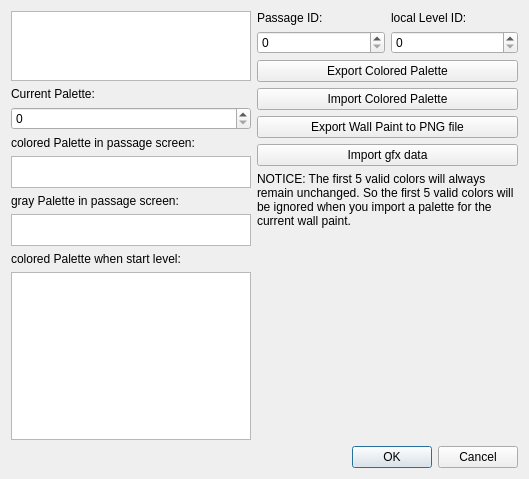
The window that Dialog/WallPaintEditorDialog.ui (wario-land/WL4Editor) describes before a commit, drawn with Qt 5.
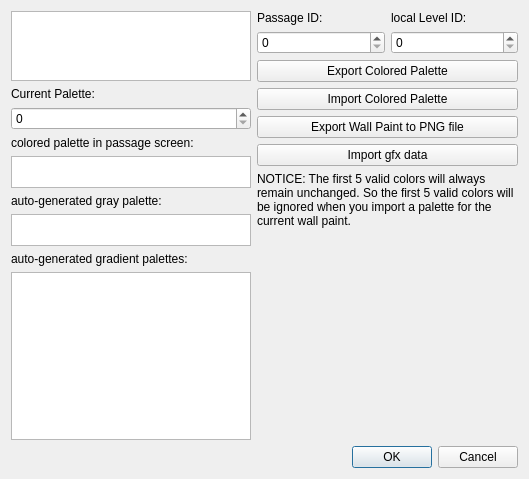
The same window after the commit.

Commit message: tweak the UI wording a little bit

Diff of the .ui file:
```diff
--- a/Dialog/WallPaintEditorDialog.ui
+++ b/Dialog/WallPaintEditorDialog.ui
@@ -51,7 +51,7 @@
        <item>
         <widget class="QLabel" name="label_PassagePalColored">
          <property name="text">
-          <string>colored Palette in passage screen:</string>
+          <string>colored palette in passage screen:</string>
          </property>
         </widget>
        </item>
@@ -68,7 +68,7 @@
        <item>
         <widget class="QLabel" name="label_PassagePalGray">
          <property name="text">
-          <string>gray Palette in passage screen:</string>
+          <string>auto-generated gray palette:</string>
          </property>
         </widget>
        </item>
@@ -85,7 +85,7 @@
        <item>
         <widget class="QLabel" name="label_StartLevelPalColored">
          <property name="text">
-          <string>colored Palette when start level:</string>
+          <string>auto-generated gradient palettes:</string>
          </property>
         </widget>
        </item>
```
